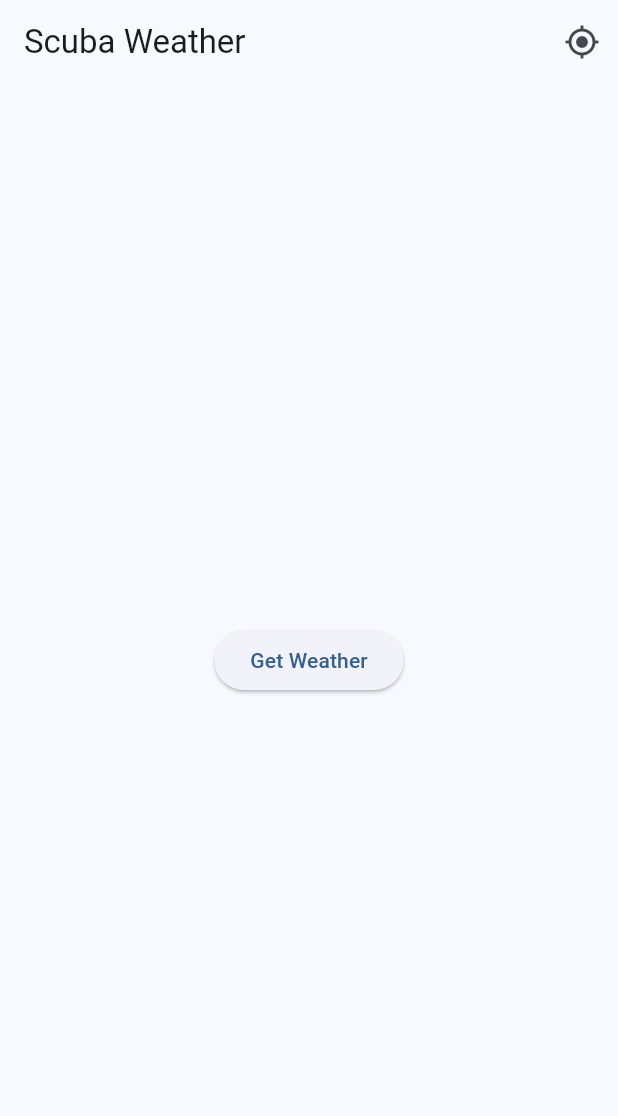
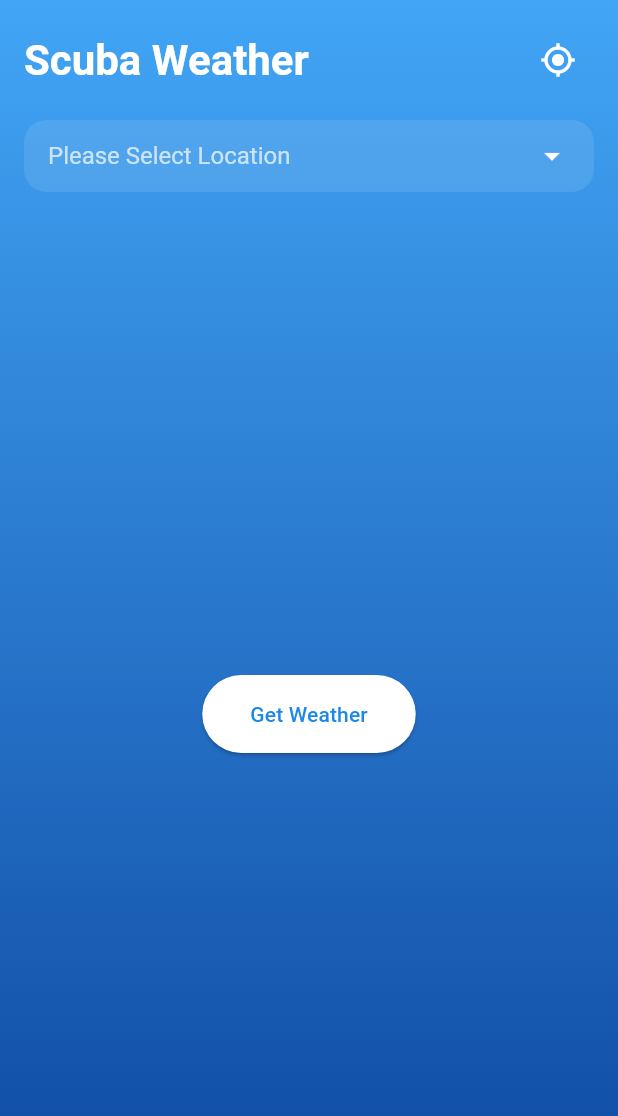
Before and after one commit to acheyfaiz/weather-scuba-app, a Flutter app: the screen it shows after launch, on a phone screen of 412 x 824 dp. Shown: the top 1116 px of the screen. Run offline on Flutter 3.47's test engine with Material 3 defaults, Android fonts, the phone set to English and light mode, and no system bars; our stand-ins replace equatable, flutter_bloc, geolocator.

Commit message:
update ui content

```diff
--- a/lib/cubits/weather_state.dart
+++ b/lib/cubits/weather_state.dart
@@ -29,3 +29,12 @@ class WeatherError extends WeatherState {
   @override
   List<Object?> get props => [message];
 }
+
+class WeatherNoLocation extends WeatherState {
+  final String message;
+
+  const WeatherNoLocation(this.message);
+
+  @override
+  List<Object?> get props => [message];
+}
--- a/lib/main.dart
+++ b/lib/main.dart
@@ -15,9 +15,14 @@ class MyApp extends StatelessWidget {
   Widget build(BuildContext context) {
     return MaterialApp(
       title: 'Scuba Weather',
+      debugShowCheckedModeBanner: false,
       theme: ThemeData(
         useMaterial3: true,
-        colorScheme: ColorScheme.fromSeed(seedColor: Colors.blue),
+        colorScheme: ColorScheme.fromSeed(
+          seedColor: const Color(0xFF1E88E5),
+          brightness: Brightness.dark,
+        ),
+        scaffoldBackgroundColor: Colors.transparent,
       ),
       home: BlocProvider(
         create: (context) => WeatherCubit(WeatherRepository()),
--- /dev/null
+++ b/lib/models/diving_spot_model.dart
@@ -0,0 +1,22 @@
+class DivingSpot {
+  final String name;
+  final double latitude;
+  final double longitude;
+  final String description;
+
+  DivingSpot({
+    required this.name,
+    required this.latitude,
+    required this.longitude,
+    required this.description,
+  });
+
+  factory DivingSpot.fromJson(Map<String, dynamic> json) {
+    return DivingSpot(
+      name: json['name'],
+      latitude: json['latitude'].toDouble(),
+      longitude: json['longitude'].toDouble(),
+      description: json['description'],
+    );
+  }
+}
--- a/lib/models/weather_model.dart
+++ b/lib/models/weather_model.dart
@@ -1,3 +1,29 @@
+class WeatherForecast {
+  final DateTime date;
+  final double maxTemp;
+  final double minTemp;
+  final int precipitationProbability;
+  final double maxWindSpeed;
+
+  WeatherForecast({
+    required this.date,
+    required this.maxTemp,
+    required this.minTemp,
+    required this.precipitationProbability,
+    required this.maxWindSpeed,
+  });
+
+  factory WeatherForecast.fromJson(Map<String, dynamic> json, int index) {
+    return WeatherForecast(
+      date: DateTime.parse(json['daily']['time'][index]),
+      maxTemp: (json['daily']['temperature_2m_max'][index] as num).toDouble(),
+      minTemp: (json['daily']['temperature_2m_min'][index] as num).toDouble(),
+      precipitationProbability: (json['daily']['precipitation_probability_max'][index] as num).toInt(),
+      maxWindSpeed: (json['daily']['wind_speed_10m_max'][index] as num).toDouble(),
+    );
+  }
+}
+
 class Weather {
   final double temperature;
   final double feelsLike;
@@ -5,6 +31,7 @@ class Weather {
   final double windSpeed;
   final int precipitation;
   final String location;
+  final List<WeatherForecast> forecast;
 
   Weather({
     required this.temperature,
@@ -13,16 +40,24 @@ class Weather {
     required this.windSpeed,
     required this.precipitation,
     required this.location,
+    required this.forecast,
   });
 
   factory Weather.fromJson(Map<String, dynamic> json) {
+    // Create list of forecasts
+    List<WeatherForecast> forecasts = [];
+    for (int i = 0; i < 7; i++) {
+      forecasts.add(WeatherForecast.fromJson(json, i));
+    }
+
     return Weather(
       temperature: (json['current']['temperature_2m'] as num).toDouble(),
       feelsLike: (json['current']['apparent_temperature'] as num).toDouble(),
       humidity: (json['current']['relative_humidity_2m'] as num).toInt(),
       windSpeed: (json['current']['wind_speed_10m'] as num).toDouble(),
       precipitation: (json['current']['precipitation'] as num).toInt(),
-      location: 'Current Location', // Open-Meteo doesn't provide location names
+      location: 'Current Location',
+      forecast: forecasts,
     );
   }
 }
--- /dev/null
+++ b/lib/screens/appbar.dart
@@ -0,0 +1,32 @@
+import 'package:flutter/material.dart';
+import 'package:flutter_bloc/flutter_bloc.dart';
+import 'package:weather_app/cubits/weather_cubit.dart';
+
+class CustomAppBar extends StatelessWidget {
+  const CustomAppBar({super.key});
+
+  @override
+  Widget build(BuildContext context) {
+    return Padding(
+      padding: const EdgeInsets.all(16.0),
+      child: Row(
+        mainAxisAlignment: MainAxisAlignment.spaceBetween,
+        children: [
+          Text(
+            'Scuba Weather',
+            style: Theme.of(context).textTheme.headlineMedium?.copyWith(
+              color: Colors.white,
+              fontWeight: FontWeight.bold,
+            ),
+          ),
+          IconButton(
+            icon: const Icon(Icons.my_location, color: Colors.white),
+            onPressed: () {
+              context.read<WeatherCubit>().getWeather(useCurrentLocation: true);
+            },
+          ),
+        ],
+      ),
+    );
+  }
+}
--- /dev/null
+++ b/lib/screens/bg_color.dart
@@ -0,0 +1,23 @@
+import 'package:flutter/material.dart';
+
+class BodyBackgroundColor extends StatelessWidget {
+  final Widget child;
+  const BodyBackgroundColor({super.key, required this.child});
+
+  @override
+  Widget build(BuildContext context) {
+    return DecoratedBox(
+      decoration: const BoxDecoration(
+        gradient: LinearGradient(
+          begin: Alignment.topCenter,
+          end: Alignment.bottomCenter,
+          colors: [
+            Color(0xFF42A5F5), // Light Blue (darker)
+            Color(0xFF0D47A1), // Darker Blue
+          ],
+        ),
+      ),
+      child: child,
+    );
+  }
+}
--- /dev/null
+++ b/lib/screens/weather_initial.dart
@@ -0,0 +1,27 @@
+import 'package:flutter/material.dart';
+import 'package:flutter_bloc/flutter_bloc.dart';
+import 'package:weather_app/cubits/weather_cubit.dart';
+
+class UIInitial extends StatelessWidget {
+  const UIInitial({super.key});
+
+  @override
+  Widget build(BuildContext context) {
+     return Center(
+      child: ElevatedButton(
+        style: ElevatedButton.styleFrom(
+          backgroundColor: Colors.white,
+          padding: const EdgeInsets.symmetric(horizontal: 32, vertical: 16),
+          shape: RoundedRectangleBorder(
+            borderRadius: BorderRadius.circular(30),
+          ),
+        ),
+        onPressed: () => context.read<WeatherCubit>().getWeather(),
+        child: const Text(
+          'Get Weather',
+          style: TextStyle(color: Color(0xFF1E88E5)),
+        ),
+      ),
+    );
+  }
+}
--- a/lib/screens/weather_screen.dart
+++ b/lib/screens/weather_screen.dart
@@ -2,128 +2,235 @@ import 'package:flutter/material.dart';
 import 'package:flutter_bloc/flutter_bloc.dart';
 import 'package:weather_app/cubits/weather_cubit.dart';
 import 'package:weather_app/cubits/weather_state.dart';
+import 'package:weather_app/models/diving_spot_model.dart';
+import 'package:weather_app/models/weather_model.dart';
+import 'package:flutter/services.dart';
+import 'dart:convert';
 
-class WeatherScreen extends StatelessWidget {
+import 'package:weather_app/screens/appbar.dart';
+import 'package:weather_app/screens/bg_color.dart';
+import 'package:weather_app/screens/forecast.dart';
+import 'package:weather_app/screens/scuba_description.dart';
+import 'package:weather_app/screens/weather_initial.dart';
+import 'package:weather_app/screens/weather_items.dart';
+
+class WeatherScreen extends StatefulWidget {
   const WeatherScreen({super.key});
+
+  @override
+  State<WeatherScreen> createState() => _WeatherScreenState();
+}
+
+class _WeatherScreenState extends State<WeatherScreen> {
+  List<DivingSpot>? _divingSpots;
+  DivingSpot? _selectedSpot;
+
+  @override
+  void initState() {
+    super.initState();
+    _loadDivingSpots();
+  }
+
+  // Load diving spots from JSON file
+  Future<void> _loadDivingSpots() async {
+    final String jsonString = await rootBundle.loadString('assets/diving_spots.json');
+    final data = json.decode(jsonString);
+    setState(() {
+      _divingSpots = (data['diving_spots'] as List)
+        .map((spot) => DivingSpot.fromJson(spot))
+        .toList();
+      _selectedSpot = null;
+    });
+  }
 
   @override
   Widget build(BuildContext context) {
     return Scaffold(
-      appBar: AppBar(
-        title: const Text('Scuba Weather'),
-        actions: [
-          IconButton(
-            icon: const Icon(Icons.my_location),
-            onPressed: () {
-              context.read<WeatherCubit>().getWeather(useCurrentLocation: true);
+      body: BodyBackgroundColor(
+        child: SafeArea(
+          bottom: false,
+          child: Column(
+            children: [
+              // Custom App Bar
+              const CustomAppBar(),
+
+              // Location Selector
+              if (_divingSpots != null)
+                Padding(
+                  padding: const EdgeInsets.symmetric(horizontal: 16.0),
+                  child: Container(
+                    decoration: BoxDecoration(
+                      color: Colors.white.withOpacity(0.1),
+                      borderRadius: BorderRadius.circular(15),
+                    ),
+                    padding: const EdgeInsets.symmetric(horizontal: 16.0),
+                    child: DropdownButtonHideUnderline(
+                      child: DropdownButton<DivingSpot?>(
+                        value: _selectedSpot,
+                        hint: const Text(
+                          'Please Select Location',
+                          style: TextStyle(
+                            color: Colors.white70,
+                            fontSize: 16,
+                          ),
+                        ),
+                        isExpanded: true,
+                        dropdownColor: const Color(0xFF1E88E5),
+                        icon: const Icon(Icons.arrow_drop_down, color: Colors.white),
+                        style: const TextStyle(
+                          color: Colors.white,
+                          fontSize: 16,
+                        ),
+                        items: [
+                          ..._divingSpots?.map((spot) {
+                            return DropdownMenuItem(
+                              value: spot,
+                              child: Text(spot.name, style: const TextStyle(
+                                color: Colors.white,
+                                fontWeight: FontWeight.bold,
+                                fontSize: 16,
+                              )),
+                            );
+                          }).toList() ?? [],
+                        ],
+                        onChanged: (DivingSpot? spot) {
+                          setState(() {
+                            _selectedSpot = spot;
+                          });
+                          if (spot != null) {
+                            context.read<WeatherCubit>().getWeather(
+                              lat: spot.latitude,
+                              lon: spot.longitude,
+                            );
+                          }
                         },
                       ),
+                    ),
+                  ),
+                ),
+
+              // Selected Location Description
+              if (_selectedSpot != null)
+                ScubaDescription(description: _selectedSpot!.description),
+
+              // Weather Content
+              Expanded(
+                child: BlocConsumer<WeatherCubit, WeatherState>(
+                  listener: (context, state) {
+                    // To show error message if no location is selected
+                    if (state is WeatherNoLocation) {
+                      ScaffoldMessenger.of(context).showSnackBar(
+                        SnackBar(content: Text(state.message),
+                        duration: const Duration(seconds: 2)),
+                      );
+                    }
+                  },
+                  builder: (context, state) {
+
+                    if (state is WeatherInitial) {
+                      return const UIInitial();
+                    }
+
+                    else if (state is WeatherLoading) {
+                      return const Center(
+                        child: CircularProgressIndicator(color: Colors.white),
+                      );
+                    }
+
+                    else if (state is WeatherLoaded) {
+                      return _buildWeatherContent(context, state.weather);
+                    }
+
+                    else if (state is WeatherError) {
+                      return const UIInitial();
+                    }
+
+                    return const SizedBox();
+                  },
+                ),
+              ),
+
             ],
           ),
-      body: BlocBuilder<WeatherCubit, WeatherState>(
-        builder: (context, state) {
-          if (state is WeatherInitial) {
-            return Center(
-              child: ElevatedButton(
-                onPressed: () {
-                  context.read<WeatherCubit>().getWeather();
-                },
-                child: const Text('Get Weather'),
+        ),
       ),
     );
   }
 
-          if (state is WeatherLoading) {
-            return const Center(child: CircularProgressIndicator());
-          }
+  Widget _buildWeatherContent(BuildContext context, Weather weather) {
+    return SingleChildScrollView(
+      physics: const BouncingScrollPhysics(),
+      child: Column(
+        mainAxisSize: MainAxisSize.min,
+        children: [
+          // Current Weather Card
+          Padding(
+            padding: const EdgeInsets.all(16.0),
+            child: Container(
+              decoration: BoxDecoration(
+                color: Colors.white.withOpacity(0.1),
+                borderRadius: BorderRadius.circular(20),
+                boxShadow: [
+                  BoxShadow(
+                    color: Colors.black.withOpacity(0.1),
+                    blurRadius: 10,
+                    offset: const Offset(0, 4),
+                  ),
+                ],
+              ),
+              padding: const EdgeInsets.all(20),
+              child: Column(
+                mainAxisSize: MainAxisSize.min,
+                children: [
 
-          if (state is WeatherLoaded) {
-            return Padding(
-              padding: const EdgeInsets.all(16.0),
-              child: Column(
-                mainAxisAlignment: MainAxisAlignment.center,
-                children: [
                   Text(
-                    state.weather.location,
-                    style: Theme.of(context).textTheme.headlineMedium,
+                    '${weather.temperature.round()}°C',
+                    style: const TextStyle(
+                      color: Colors.white,
+                      fontSize: 72,
+                      fontWeight: FontWeight.bold,
                     ),
-                  const SizedBox(height: 40),
-                  Text(
-                    '${state.weather.temperature.round()}°C',
-                    style: Theme.of(context).textTheme.displayLarge,
                   ),
                   const SizedBox(height: 20),
-                  _WeatherInfoRow(
+
+                  // Display the "feels like" temperature which accounts for humidity and wind
+                  WeatherItem(
                     icon: Icons.thermostat,
                     label: 'Feels like',
-                    value: '${state.weather.feelsLike.round()}°C',
+                    value: '${weather.feelsLike.round()}°C',
                   ),
-                  _WeatherInfoRow(
+
+                  // Show current humidity percentage in the air
+                  WeatherItem(
                     icon: Icons.water_drop,
                     label: 'Humidity',
-                    value: '${state.weather.humidity}%',
+                    value: '${weather.humidity}%',
                   ),
-                  _WeatherInfoRow(
+
+                  // Display wind speed in kilometers per hour
+                  WeatherItem(
                     icon: Icons.air,
                     label: 'Wind Speed',
-                    value: '${state.weather.windSpeed} km/h',
+                    value: '${weather.windSpeed} km/h',
                   ),
-                  _WeatherInfoRow(
+
+                  // Show precipitation amount in millimeters
+                  WeatherItem(
                     icon: Icons.umbrella,
                     label: 'Precipitation',
-                    value: '${state.weather.precipitation} mm',
+                    value: '${weather.precipitation} mm',
                   ),
+
+                ],
+              ),
+            ),
+          ),
+
+          // Forecast Section
+          ForecastSection(weather: weather),
         ],
       ),
     );
   }
 
-          if (state is WeatherError) {
-            return Center(
-              child: Text(
-                'Error: ${state.message}',
-                style: const TextStyle(color: Colors.red),
-              ),
-            );
 }
-
-          return const SizedBox();
-        },
-      ),
-    );
-  }
-}
-
-class _WeatherInfoRow extends StatelessWidget {
-  final IconData icon;
-  final String label;
-  final String value;
-
-  const _WeatherInfoRow({
-    required this.icon,
-    required this.label,
-    required this.value,
-  });
-
-  @override
-  Widget build(BuildContext context) {
-    return Padding(
-      padding: const EdgeInsets.symmetric(vertical: 8.0),
-      child: Row(
-        children: [
-          Icon(icon, size: 24),
-          const SizedBox(width: 12),
-          Text(
-            label,
-            style: Theme.of(context).textTheme.titleMedium,
-          ),
-          const Spacer(),
-          Text(
-            value,
-            style: Theme.of(context).textTheme.titleMedium,
-          ),
-        ],
-      ),
-    );
-  }
-}
--- a/pubspec.yaml
+++ b/pubspec.yaml
@@ -63,8 +63,8 @@ flutter:
   uses-material-design: true
 
   # To add assets to your application, add an assets section, like this:
-  # assets:
-  #   - images/a_dot_burr.jpeg
+  assets:
+    - assets/diving_spots.json
   #   - images/a_dot_ham.jpeg
 
   # An image asset can refer to one or more resolution-specific "variants", see
```
Also changed, not shown: assets/diving_spots.json (added, +82 -0 lines), lib/cubits/weather_cubit.dart (+17 -10 lines), lib/repositories/weather_repository.dart (+4 -18 lines), lib/screens/forecast.dart (added, +105 -0 lines), lib/screens/scuba_description.dart (added, +28 -0 lines), lib/screens/weather_items.dart (added, +37 -0 lines), 3 other files. Lines whose indentation alone changed are shown as unchanged.
